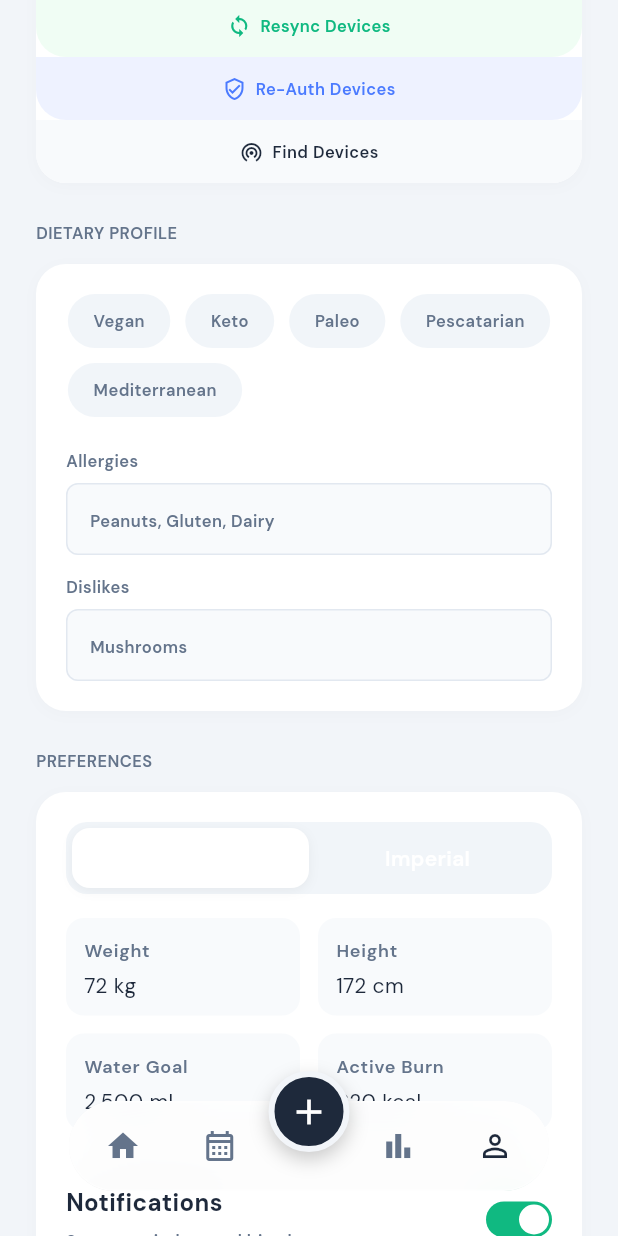
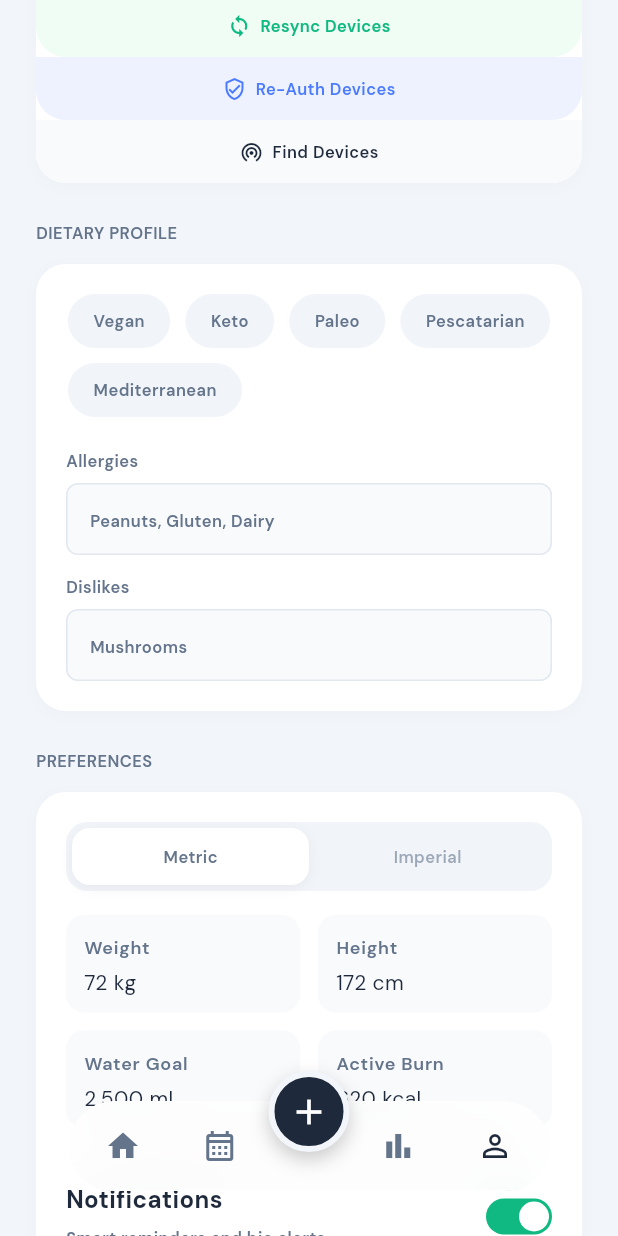
Before and after one commit to omnimuh730/Bio-AI, a Flutter app: the SettingsScreen screen opened directly, scrolled down 576 dp, on a phone screen of 412 x 824 dp. Run offline on Flutter 3.47's test engine with Material 3 defaults, Android fonts, the phone set to English and light mode, and no system bars; our stand-ins replace google_fonts; network calls fail; statements that could not run were skipped.

Commit message:
Apply PR review feedback: fix text contrast, formatting, and unused dependencies
Co-authored-by: omnimuh730 <189814941+omnimuh730@users.noreply.github.com>

```diff
--- a/bio_ai/lib/core/localization/strings/strings_ar.dart
+++ b/bio_ai/lib/core/localization/strings/strings_ar.dart
@@ -3,7 +3,8 @@ const Map<String, String> stringsAr = {
   'bio_sync_active': 'Bio-Sync نشط',
   'hello_user': 'مرحبا، {name}',
   'new_suggestion_loaded': 'تم تحميل اقتراح جديد',
-  'coming_soon': 'قريباً', 'finish_setup': 'أكمل الإعداد',
+  'coming_soon': 'قريباً',
+  'finish_setup': 'أكمل الإعداد',
   'setup_description':
       'أكمل الملف الشخصي وقواعد النظام الغذائي ومزامنة الجهاز لفتح الخطط التكيفية.',
   'continue': 'متابعة',
--- a/bio_ai/lib/ui/atoms/section_title.dart
+++ b/bio_ai/lib/ui/atoms/section_title.dart
@@ -1,5 +1,6 @@
 import 'package:flutter/material.dart';
 import 'package:bio_ai/core/theme/app_text_styles.dart';
+import 'package:bio_ai/core/theme/app_colors.dart';
 import '../../core/localization/app_localizations.dart';
 
 class SectionTitle extends StatelessWidget {
@@ -24,7 +25,9 @@ class SectionTitle extends StatelessWidget {
               onTap: onRefresh,
               child: Text(
                 linkText ?? localizations.refresh,
-                style: AppTextStyles.label,
+                style: AppTextStyles.label.copyWith(
+                  color: AppColors.primary,
+                ),
               ),
             ),
         ],
--- a/bio_ai/lib/ui/organisms/daily_progress_card.dart
+++ b/bio_ai/lib/ui/organisms/daily_progress_card.dart
@@ -22,7 +22,7 @@ class DailyProgressCard extends StatelessWidget {
     final caloriesRemaining =
         (goals?.caloriesTarget ?? 2000) - (metrics?.calories ?? 1850);
     final caloriesProgress =
-        (metrics?.calories ?? 1850) / (goals?.caloriesTarget ?? 2000);
+        ((metrics?.calories ?? 1850) / (goals?.caloriesTarget ?? 2000)).clamp(0.0, 1.0);
 
     return Container(
       margin: const EdgeInsets.symmetric(horizontal: 24),
--- a/bio_ai/lib/ui/organisms/setup_card.dart
+++ b/bio_ai/lib/ui/organisms/setup_card.dart
@@ -49,7 +49,9 @@ class SetupCard extends StatelessWidget {
             ),
             child: Text(
               localizations.continueLabel,
-              style: AppTextStyles.labelSmall,
+              style: AppTextStyles.labelSmall.copyWith(
+                color: Colors.white,
+              ),
             ),
           ),
         ],
--- a/bio_ai/lib/ui/pages/capture/widgets/capture_offline_banner.dart
+++ b/bio_ai/lib/ui/pages/capture/widgets/capture_offline_banner.dart
@@ -24,7 +24,9 @@ class CaptureOfflineBanner extends StatelessWidget {
           ),
           child: Text(
             'Offline mode. Uploads will queue.',
-            style: AppTextStyles.labelSmall,
+            style: AppTextStyles.labelSmall.copyWith(
+              color: Colors.white,
+            ),
           ),
         ),
       ),
--- a/bio_ai/lib/ui/pages/settings/widgets/settings_unit_toggle.dart
+++ b/bio_ai/lib/ui/pages/settings/widgets/settings_unit_toggle.dart
@@ -48,7 +48,12 @@ class SettingsUnitToggle extends StatelessWidget {
                 : null,
           ),
           alignment: Alignment.center,
-          child: Text(label, style: AppTextStyles.button),
+          child: Text(
+            label,
+            style: AppTextStyles.labelSmall.copyWith(
+              color: selected ? AppTextStyles.labelSmall.color : AppTextStyles.labelSmall.color?.withValues(alpha: 0.6),
+            ),
+          ),
         ),
       ),
     );
--- a/bio_ai/pubspec.yaml
+++ b/bio_ai/pubspec.yaml
@@ -11,7 +11,6 @@ dependencies:
         sdk: flutter
     flutter_localizations:
         sdk: flutter
-    intl: ^0.20.2
     # Moved from dev_dependencies to here
     google_fonts: ^6.1.0
     cupertino_icons: ^1.0.8
@@ -23,4 +22,3 @@ dev_dependencies:
 
 flutter:
     uses-material-design: true
-    generate: true
```
